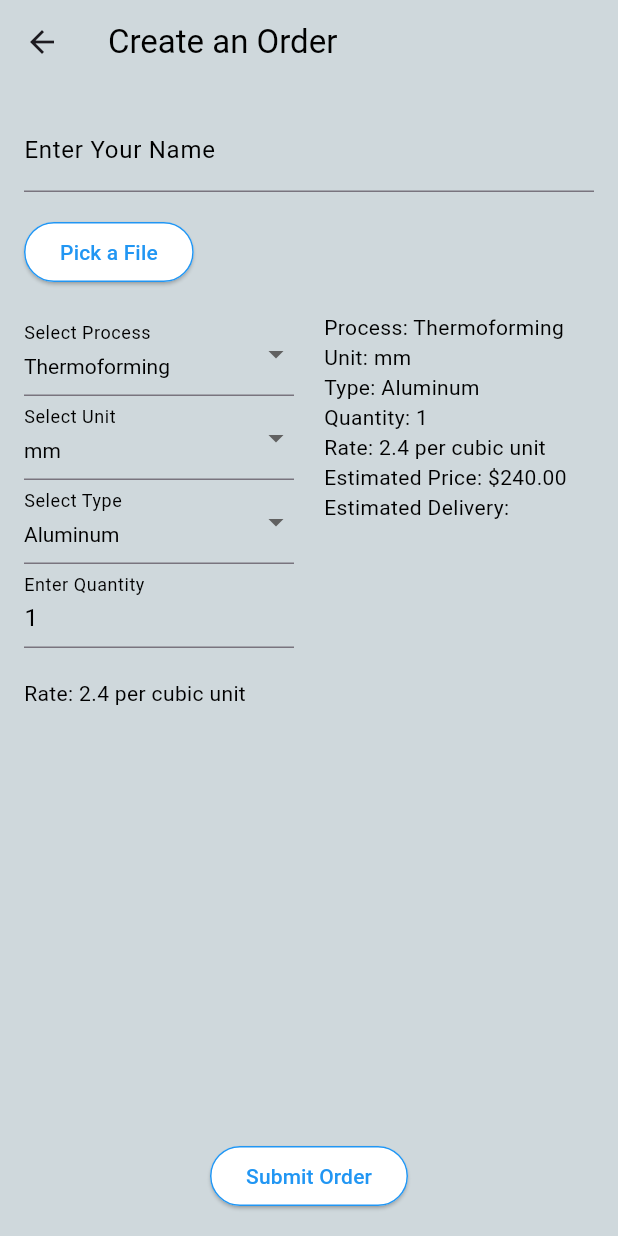
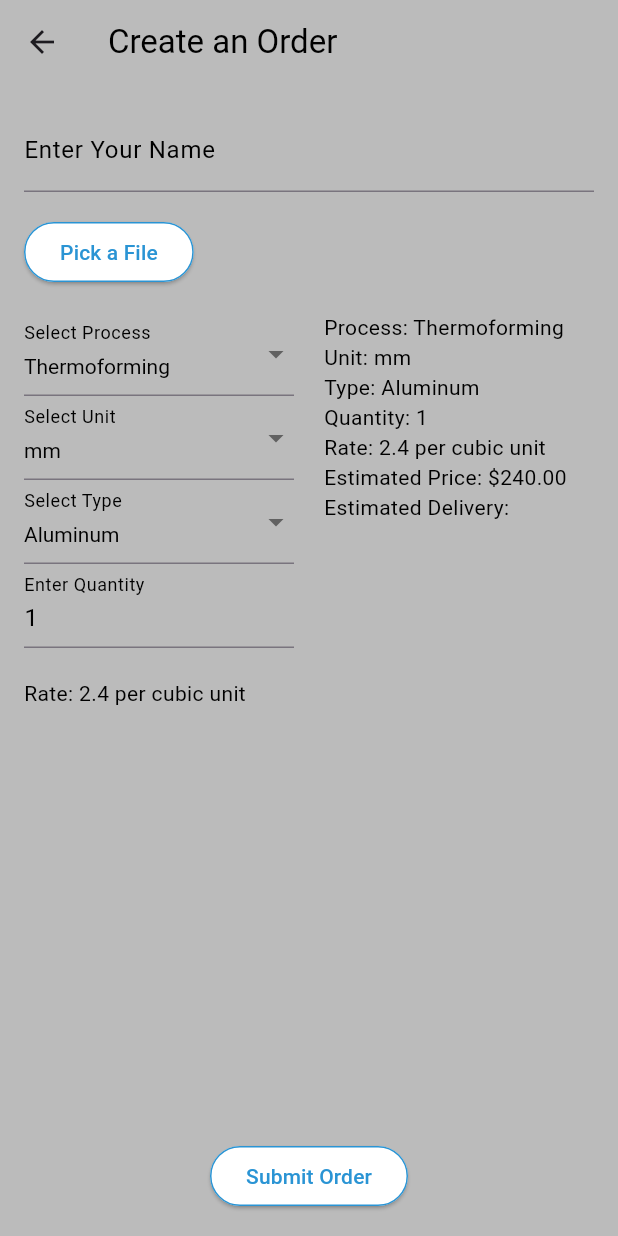
Before and after one commit to jhanel/service_package, a Flutter app: the screen it shows after launch, after a tap on "Create Order", on a phone screen of 412 x 824 dp. Run offline on Flutter 3.47's test engine with Material 3 defaults, Android fonts, the light colour scheme and no system bars; our stand-ins replace file_picker, logger; missing offline and left inert: universal_html.

Commit message:
Updated Colors codes
Added Limbitless Color palette

```diff
--- a/project/lib/main.dart
+++ b/project/lib/main.dart
@@ -17,7 +17,7 @@ class MyApp extends StatelessWidget {
   @override
   Widget build(BuildContext context) {
     return MaterialApp(
-      title: 'Limbitless Services',
+      title: 'Limbitless Team Services',
       theme: ThemeData(
         primarySwatch: Colors.blue,
       ),
@@ -34,11 +34,11 @@ class MyHomePage extends StatelessWidget {
   Widget build(BuildContext context) {
     return Scaffold(
       appBar: AppBar(
-        title: Text('Services:', style: TextStyle(color: Colors.blue.shade900)),
-        backgroundColor: Colors.white,
+        title: const Text('Services:', style: TextStyle(color: Color(0xFF2A94D4))),
+        backgroundColor: const Color(0xFFFFFFFF),
       ),
       body: Container(
-        color: Colors.blueGrey.shade100,
+        color: const Color(0xFFBBBBBB),
         child: Center(
           child: Column(
             mainAxisAlignment: MainAxisAlignment.center,
@@ -51,11 +51,11 @@ class MyHomePage extends StatelessWidget {
                   );
                 },
                 style: ButtonStyle(
-                  backgroundColor: WidgetStateProperty.all(Colors.white), // Button background color
-                  foregroundColor: WidgetStateProperty.all(Colors.blue), // Button text color
-                  side: WidgetStateProperty.all(const BorderSide(color: Colors.blue)), // Button border color
+                  backgroundColor: WidgetStateProperty.all(const Color(0xFFFFFFFF)), // Button background color
+                  foregroundColor: WidgetStateProperty.all(const Color(0xFF2A94D4)), // Button text color
+                  side: WidgetStateProperty.all(const BorderSide(color: Color(0xFF2A94D4))), // Button border color
                 ),
-                child: const Text('Create Order', style: TextStyle(color: Colors.blue)),
+                child: const Text('Create Order', style: TextStyle(color: Color(0xFF2A94D4))),
               ),
               const SizedBox(height: 16.0), // Add spacing between buttons
               ElevatedButton(
@@ -66,11 +66,11 @@ class MyHomePage extends StatelessWidget {
                   );
                 },
                 style: ButtonStyle(
-                  backgroundColor: WidgetStateProperty.all(Colors.white), // Button background color
-                  foregroundColor: WidgetStateProperty.all(Colors.blue), // Button text color
-                  side: WidgetStateProperty.all(const BorderSide(color: Colors.blue)), // Button border color
+                  backgroundColor: WidgetStateProperty.all(const Color(0xFFFFFFFF)), // Button background color
+                  foregroundColor: WidgetStateProperty.all(const Color(0xFF2A94D4)), // Button text color
+                  side: WidgetStateProperty.all(const BorderSide(color: Color(0xFF2A94D4))), // Button border color
                 ),
-                child: const Text('Track Order', style: TextStyle(color: Colors.blue)),
+                child: const Text('Track Order', style: TextStyle(color: Color(0xFF2A94D4))),
               ),
             ],
           ),
@@ -254,11 +254,11 @@ class CreateOrderPageState extends State<CreateOrderPage> {
   Widget build(BuildContext context) {
     return Scaffold(
       appBar: AppBar(
-        title: const Text('Create an Order', style: TextStyle(color: Colors.black)),
-        backgroundColor: Colors.blueGrey.shade100,
+        title: const Text('Create an Order', style: TextStyle(color: Color(0xFF000000))),
+        backgroundColor: const Color(0xFFBBBBBB),
       ),
       body: Container(
-        color: Colors.blueGrey.shade100,
+        color: const Color(0xFFBBBBBB),
         padding: const EdgeInsets.all(16.0),
         child: Form(
           key: _formKey,
@@ -269,9 +269,9 @@ class CreateOrderPageState extends State<CreateOrderPage> {
                 controller: _nameController,
                 decoration: const InputDecoration(
                   labelText: 'Enter Your Name',
-                  labelStyle: TextStyle(color: Colors.black),
+                  labelStyle: TextStyle(color: Color(0xFF000000)),
                 ),
-                style: const TextStyle(color: Colors.black),
+                style: const TextStyle(color: Color(0xFF000000)),
                 validator: (value) {
                   if (value == null || value.isEmpty) {
                     return 'Please enter your name';
@@ -283,13 +283,13 @@ class CreateOrderPageState extends State<CreateOrderPage> {
               ElevatedButton(
                 onPressed: _pickFile,
                 style: ButtonStyle(
-                  backgroundColor: WidgetStateProperty.all(Colors.white),
-                  foregroundColor: WidgetStateProperty.all(Colors.blue), // Button text color
-                  side: WidgetStateProperty.all(const BorderSide(color: Colors.blue)), // Button border color
+                  backgroundColor: WidgetStateProperty.all(const Color(0xFFFFFFFF)),
+                  foregroundColor: WidgetStateProperty.all(const Color(0xFF2A94D4)), // Button text color
+                  side: WidgetStateProperty.all(const BorderSide(color: Color(0xFF2A94D4))), // Button border color
                 ),
                 child: const Text('Pick a File'),
               ),
-              if (_filePath != null) Text('Selected file: $_filePath', style: const TextStyle(color: Colors.black)),
+              if (_filePath != null) Text('Selected file: $_filePath', style: const TextStyle(color: Color(0xFF000000))),
               const SizedBox(height: 16.0),
               Expanded(
                 child: Row(
@@ -303,9 +303,9 @@ class CreateOrderPageState extends State<CreateOrderPage> {
                             value: _selectedProcess,
                             decoration: const InputDecoration(
                               labelText: 'Select Process',
-                              labelStyle: TextStyle(color: Colors.black),
+                              labelStyle: TextStyle(color: Color(0xFF000000)),
                             ),
-                            style: const TextStyle(color: Colors.black),
+                            style: const TextStyle(color: Color(0xFF000000)),
                             items: ['Thermoforming', '3D Printing', 'Milling']
                                 .map((String value) {
                               return DropdownMenuItem<String>(
@@ -324,9 +324,9 @@ class CreateOrderPageState extends State<CreateOrderPage> {
                             value: _selectedUnit,
                             decoration: const InputDecoration(
                               labelText: 'Select Unit',
-                              labelStyle: TextStyle(color: Colors.black),
+                              labelStyle: TextStyle(color: Color(0xFF000000)),
                             ),
-                            style: const TextStyle(color: Colors.black),
+                            style: const TextStyle(color: Color(0xFF000000)),
                             items: ['mm', 'cm', 'inches'].map((String value) {
                               return DropdownMenuItem<String>(
                                 value: value,
@@ -344,9 +344,9 @@ class CreateOrderPageState extends State<CreateOrderPage> {
                             value: _selectedType,
                             decoration: const InputDecoration(
                               labelText: 'Select Type',
-                              labelStyle: TextStyle(color: Colors.black),
+                              labelStyle: TextStyle(color: Color(0xFF000000)),
                             ),
-                            style: const TextStyle(color: Colors.black),
+                            style: const TextStyle(color: Color(0xFF000000)),
                             items: ['Aluminum', 'Steel', 'Brass'].map((String value) {
                               return DropdownMenuItem<String>(
                                 value: value,
@@ -363,11 +363,11 @@ class CreateOrderPageState extends State<CreateOrderPage> {
                           TextFormField(
                             decoration: const InputDecoration(
                               labelText: 'Enter Quantity',
-                              labelStyle: TextStyle(color: Colors.black),
+                              labelStyle: TextStyle(color: Color(0xFF000000)),
                             ),
                             keyboardType: TextInputType.number,
                             initialValue: '1',
-                            style: const TextStyle(color: Colors.black),
+                            style: const TextStyle(color: Color(0xFF000000)),
                             validator: (value) {
                               if (value == null || value.isEmpty) {
                                 return 'Please enter a quantity';
@@ -381,7 +381,7 @@ class CreateOrderPageState extends State<CreateOrderPage> {
                             },
                           ),
                           const SizedBox(height: 20),
-                          Text('Rate: $_rate per cubic unit', style: const TextStyle(color: Colors.black)),
+                          Text('Rate: $_rate per cubic unit', style: const TextStyle(color: Color(0xFF000000))),
                         ],
                       ),
                     ),
@@ -391,13 +391,13 @@ class CreateOrderPageState extends State<CreateOrderPage> {
                       child: Column(
                         crossAxisAlignment: CrossAxisAlignment.start,
                         children: [
-                          Text('Process: $_selectedProcess', style: const TextStyle(color: Colors.black)),
-                          Text('Unit: $_selectedUnit', style: const TextStyle(color: Colors.black)),
-                          Text('Type: $_selectedType', style: const TextStyle(color: Colors.black)),
-                          Text('Quantity: $_quantity', style: const TextStyle(color: Colors.black)),
-                          Text('Rate: $_rate per cubic unit', style: const TextStyle(color: Colors.black)),
+                          Text('Process: $_selectedProcess', style: const TextStyle(color: Color(0xFF000000))),
+                          Text('Unit: $_selectedUnit', style: const TextStyle(color: Color(0xFF000000))),
+                          Text('Type: $_selectedType', style: const TextStyle(color: Color(0xFF000000))),
+                          Text('Quantity: $_quantity', style: const TextStyle(color: Color(0xFF000000))),
+                          Text('Rate: $_rate per cubic unit', style: const TextStyle(color: Color(0xFF000000))),
                           Text('Estimated Price: \$${(_volume * _rate * _quantity).toStringAsFixed(2)}', style: const TextStyle(color: Colors.black)),
-                          const Text('Estimated Delivery:', style: TextStyle(color: Colors.black)),
+                          const Text('Estimated Delivery:', style: TextStyle(color: Color(0xFF000000))),
                         ],
                       ),
                     ),
@@ -409,9 +409,9 @@ class CreateOrderPageState extends State<CreateOrderPage> {
                 child: ElevatedButton(
                   onPressed: _submitOrder,
                   style: ButtonStyle(
-                    backgroundColor: WidgetStateProperty.all(Colors.white),
-                    foregroundColor: WidgetStateProperty.all(Colors.blue), // Button text color
-                    side: WidgetStateProperty.all(const BorderSide(color: Colors.blue)), // Button border color
+                    backgroundColor: WidgetStateProperty.all(const Color(0xFFFFFFFF)),
+                    foregroundColor: WidgetStateProperty.all(const Color(0xFF2A94D4)), // Button text color
+                    side: WidgetStateProperty.all(const BorderSide(color: Color(0xFF2A94D4))), // Button border color
                   ),
                   child: const Text('Submit Order'),
                 ),
@@ -449,11 +449,11 @@ class TrackOrderPageState extends State<TrackOrderPage> {
   Widget build(BuildContext context) {
     return Scaffold(
       appBar: AppBar(
-        title: const Text('Track Your Order', style: TextStyle(color: Colors.black)),
-        backgroundColor: Colors.blueGrey.shade100,
+        title: const Text('Track Your Order', style: TextStyle(color: Color(0xFF000000))),
+        backgroundColor: const Color(0xFFBBBBBB),
       ),
       body: Container(
-        color: Colors.blueGrey.shade100,
+        color: const Color(0xFFBBBBBB),
         padding: const EdgeInsets.all(16.0),
         child: Column(
           crossAxisAlignment: CrossAxisAlignment.start,
@@ -461,7 +461,7 @@ class TrackOrderPageState extends State<TrackOrderPage> {
             if (_orderStatus.isNotEmpty)
               Text(
                 _orderStatus,
-                style: const TextStyle(fontSize: 18.0, color: Colors.black),
+                style: const TextStyle(fontSize: 18.0, color: Color(0xFF000000)),
               ),
             const SizedBox(height: 16.0),
             if (!_isTracking) ...[
@@ -470,17 +470,17 @@ class TrackOrderPageState extends State<TrackOrderPage> {
                 decoration: const InputDecoration(
                   labelText: 'Enter Order ID',
                   border: OutlineInputBorder(),
-                  labelStyle: TextStyle(color: Colors.black),
+                  labelStyle: TextStyle(color: Color(0xFF000000)),
                 ),
-                style: const TextStyle(color: Colors.black),
+                style: const TextStyle(color: Color(0xFF000000)),
               ),
               const SizedBox(height: 16.0),
               ElevatedButton(
                 onPressed: _trackOrder,
                 style: ButtonStyle(
-                  backgroundColor: WidgetStateProperty.all(Colors.white),
-                  foregroundColor: WidgetStateProperty.all(Colors.blue), // Button text color
-                  side: WidgetStateProperty.all(const BorderSide(color: Colors.blue)), // Button border color
+                  backgroundColor: WidgetStateProperty.all(const Color(0xFFFFFFFF)),
+                  foregroundColor: WidgetStateProperty.all(const Color(0xFF2A94D4)), // Button text color
+                  side: WidgetStateProperty.all(const BorderSide(color: Color(0xFF2A94D4))), // Button border color
                 ),
                 child: const Text('Track Order'),
               ),
@@ -546,12 +546,12 @@ class TrackOrderPageState extends State<TrackOrderPage> {
     return Container(
       padding: const EdgeInsets.all(8.0),
       decoration: BoxDecoration(
-        color: isCompleted ? Colors.blue : Colors.grey,
+        color: isCompleted ? const Color(0xFF2A94D4) : const Color(0xFFBBBBBB),
         borderRadius: BorderRadius.circular(10),
       ),
       child: Text(
         title,
-        style: const TextStyle(color: Colors.white, fontSize: 14.0),
+        style: const TextStyle(color: Color(0xFFFFFFFF), fontSize: 14.0),
       ),
     );
   }
@@ -560,7 +560,7 @@ class TrackOrderPageState extends State<TrackOrderPage> {
     return Container(
       height: 2,
       width: 20,
-      color: Colors.blue,
+      color: const Color(0xFF2A94D4),
     );
   }
 }
```
